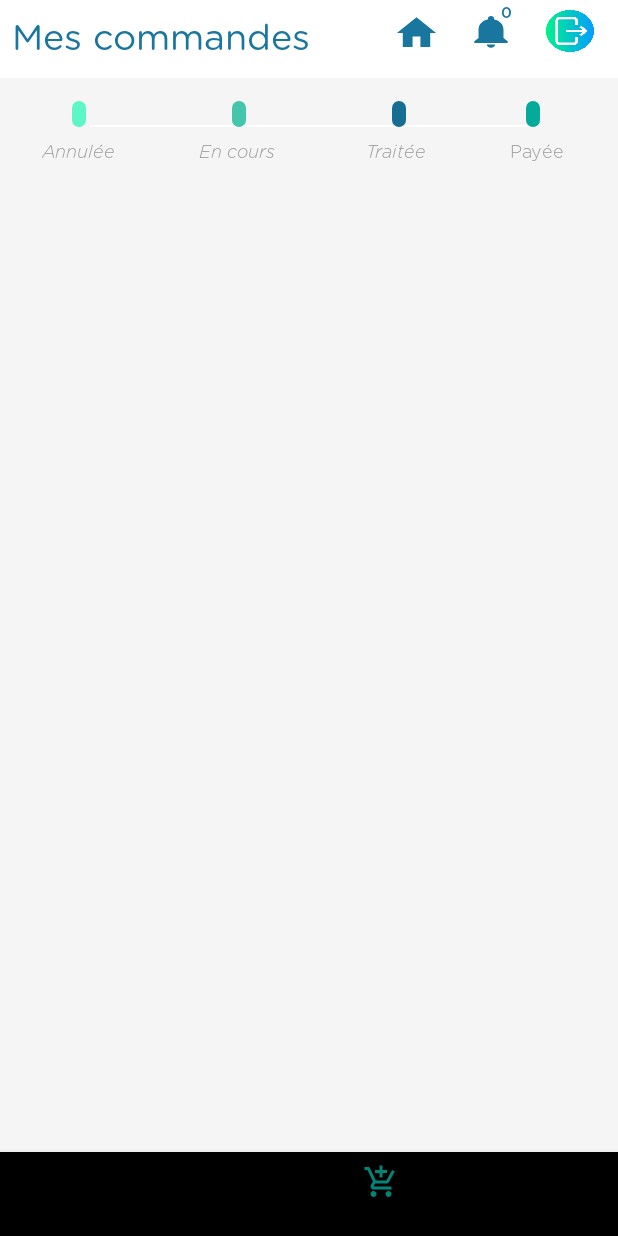
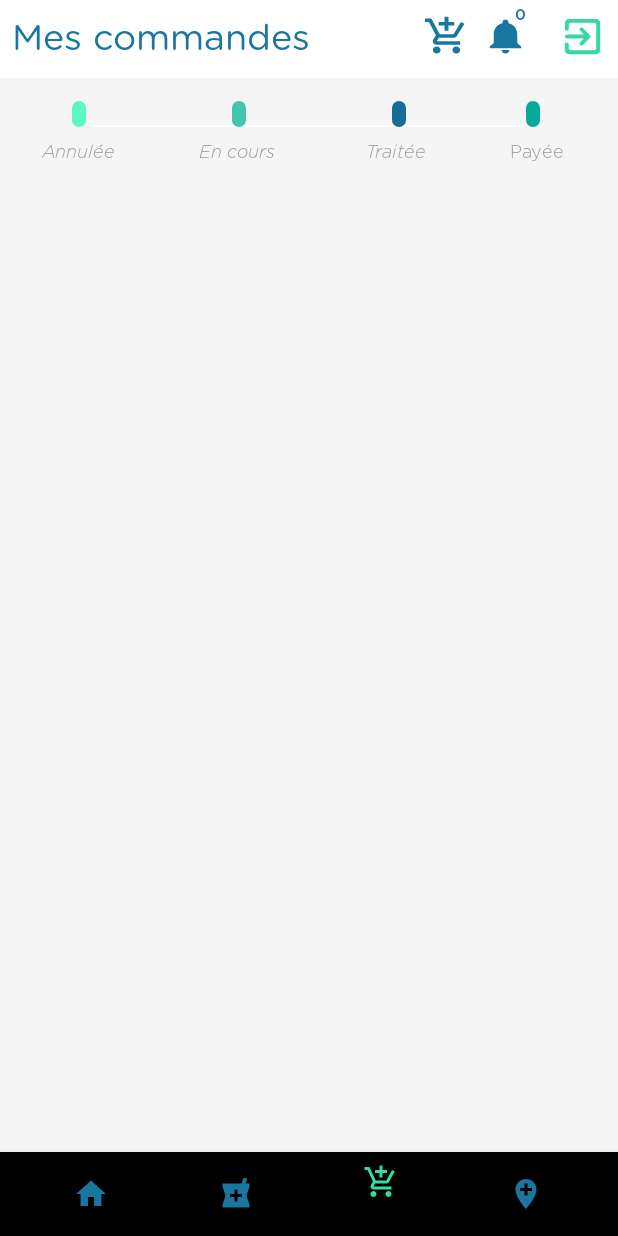
Before and after one commit to projet-tdm/Pharma, an Android app: the CommandeFragment screen opened through its navigation route, on a phone screen of 412 x 824 dp. Run offline under Robolectric (Android 15) with nearby library versions, the phone set to English and light mode, and no system bars; our stand-ins replace Volley, navigation-ui; libraries missing offline, so code that uses them is left out: com.afollestad.materialdialogs, com.braintreepayments.api, com.loopj.android, cz.msebera.android; 2 statements that could not run were skipped.

Commit message:
update front

```diff
--- /dev/null
+++ b/Pharma/app/src/main/res/color/color_selector.xml
@@ -0,0 +1,5 @@
+<?xml version="1.0" encoding="utf-8"?>
+<selector xmlns:android="http://schemas.android.com/apk/res/android">
+    <item android:state_checked="true" android:color="#35D8A6" />
+    <item android:color="#19769F"  />
+</selector>
--- a/Pharma/app/src/main/res/drawable/bottom_nav_select.xml
+++ b/Pharma/app/src/main/res/drawable/bottom_nav_select.xml
@@ -2,9 +2,9 @@
 <selector xmlns:android="http://schemas.android.com/apk/res/android">
 
     <item android:state_checked="true"
-          android:color="@color/colorPrimary"/>
+          android:color="@color/solid_black"/>
 
     <item android:state_checked="false"
-          android:color="@color/colorAccent"/>
+          android:color="@color/bt_white_pressed"/>
 
 </selector>
--- /dev/null
+++ b/Pharma/app/src/main/res/drawable/ic_exit.xml
@@ -0,0 +1,9 @@
+<vector xmlns:android="http://schemas.android.com/apk/res/android"
+    android:width="24dp"
+    android:height="24dp"
+    android:viewportWidth="24"
+    android:viewportHeight="24">
+  <path
+      android:pathData="M10.8,16.3c0.4,0.4 1,0.4 1.4,0l3.6,-3.6c0.4,-0.4 0.4,-1 0,-1.4l-3.6,-3.6c-0.4,-0.4 -1,-0.4 -1.4,0c-0.4,0.4 -0.4,1 0,1.4l1.9,1.9H4c-0.5,0 -1,0.4 -1,1s0.5,1 1,1h8.7l-1.9,1.9C10.4,15.3 10.4,15.9 10.8,16.3zM19,3H5C3.9,3 3,3.9 3,5v3c0,0.6 0.5,1 1,1s1,-0.4 1,-1V6c0,-0.6 0.4,-1 1,-1h12c0.5,0 1,0.4 1,1v12c0,0.5 -0.5,1 -1,1H6c-0.6,0 -1,-0.5 -1,-1v-2c0,-0.6 -0.4,-1 -1,-1s-1,0.4 -1,1v3c0,1.1 0.9,2 2,2h14c1.1,0 2,-0.9 2,-2V5C21,3.9 20.1,3 19,3z"
+      android:fillColor="#35D8A6"/>
+</vector>
--- a/Pharma/app/src/main/res/layout/activity_main.xml
+++ b/Pharma/app/src/main/res/layout/activity_main.xml
@@ -23,6 +23,8 @@
             android:layout_width="match_parent"
             android:layout_height="wrap_content"
             app:menu="@menu/menu_nav"
+            app:itemIconTint="@color/color_selector"
+
 
     />
 
--- a/Pharma/app/src/main/res/layout/cmdlayout.xml
+++ b/Pharma/app/src/main/res/layout/cmdlayout.xml
@@ -85,7 +85,7 @@
                 android:layout_height="24dp"
                 android:id="@+id/button2"
                 android:textSize="12sp"
-                android:background="@drawable/toolbar"
+                android:background="@drawable/custom_button"
                 android:textColor="@color/colorPrimaryTint"
                 android:layout_marginTop="8dp"
                 app:layout_constraintTop_toBottomOf="@+id/imageView2" android:layout_marginEnd="8dp"
@@ -96,7 +96,7 @@
                 android:layout_width="68dp"
                 android:layout_height="23dp"
                 android:id="@+id/payer" android:layout_marginTop="8dp"
-                app:layout_constraintTop_toBottomOf="@+id/imageView2" android:background="@drawable/toolbar"
+                app:layout_constraintTop_toBottomOf="@+id/imageView2" android:background="@drawable/custom_button"
                 android:textColor="@color/colorPrimaryTint" android:textSize="12sp" android:layout_marginEnd="12dp"
                 app:layout_constraintEnd_toEndOf="parent" android:layout_marginBottom="8dp"
                 app:layout_constraintBottom_toBottomOf="parent" app:layout_constraintVertical_bias="1.0"/>
--- a/Pharma/app/src/main/res/layout/fragment_commande.xml
+++ b/Pharma/app/src/main/res/layout/fragment_commande.xml
@@ -17,7 +17,7 @@
             android:id="@+id/toolbar2" android:visibility="visible" app:layout_constraintEnd_toEndOf="parent"
             app:layout_constraintStart_toStartOf="parent"
             app:layout_constraintTop_toTopOf="parent" app:layout_constraintHorizontal_bias="0.0"
-    />
+            app:titleMarginTop="8dp"/>
     <ListView
             android:layout_width="0dp"
             android:layout_height="0dp"
@@ -76,12 +76,12 @@
             android:layout_width="31dp"
             android:layout_height="28dp"
             android:id="@+id/add"
-            android:background="@drawable/ic_home"
+            android:background="@drawable/ic_add_shopping_cart_black_24dp"
             android:backgroundTint="@color/titre"
-            android:layout_marginTop="8dp"
+            android:layout_marginTop="10dp"
             app:layout_constraintTop_toTopOf="@+id/toolbar2" android:layout_marginEnd="8dp"
-            app:layout_constraintEnd_toStartOf="@+id/notif" app:layout_constraintStart_toEndOf="@+id/textView"
-            android:layout_marginStart="8dp" app:layout_constraintHorizontal_bias="0.835"/>
+            app:layout_constraintEnd_toStartOf="@+id/notif"
+    />
     <View
             android:id="@+id/divider"
             android:layout_width="0dp"
@@ -121,17 +121,17 @@
             android:layout_marginEnd="8dp" android:layout_marginBottom="8dp"
             app:layout_constraintBottom_toBottomOf="parent" android:visibility="gone"/>
     <Button
-            android:layout_width="32dp"
+            android:layout_width="31dp"
+            android:layout_height="31dp"
+            android:id="@+id/button5"
+            app:layout_constraintTop_toTopOf="parent" app:layout_constraintBottom_toBottomOf="@+id/toolbar2"
+            android:background="@drawable/ic_exit"
+            app:layout_constraintEnd_toEndOf="@+id/toolbar2" android:layout_marginEnd="8dp"
+            app:layout_constraintVertical_bias="0.285" android:layout_marginTop="4dp"/>
+    <Button
+            android:layout_width="31dp"
             android:layout_height="28dp"
-            android:id="@+id/button5"
-            app:layout_constraintTop_toTopOf="@+id/toolbar2" app:layout_constraintBottom_toBottomOf="@+id/toolbar2"
-            android:background="@drawable/exit"
-            app:layout_constraintEnd_toEndOf="@+id/toolbar2" android:layout_marginEnd="16dp"
-            app:layout_constraintVertical_bias="0.285"/>
-    <Button
-            android:layout_width="33dp"
-            android:layout_height="26dp"
-            android:id="@+id/notif" android:layout_marginTop="8dp"
+            android:id="@+id/notif" android:layout_marginTop="10dp"
             app:layout_constraintTop_toTopOf="parent" app:layout_constraintEnd_toStartOf="@+id/button5"
             android:layout_marginEnd="20dp"
             android:background="@drawable/ic_notifications_black_24dp"
--- a/Pharma/app/src/main/res/layout/fragment_notifications.xml
+++ b/Pharma/app/src/main/res/layout/fragment_notifications.xml
@@ -14,7 +14,7 @@
             app:layout_constraintTop_toBottomOf="@+id/toolbar3"/>
     <androidx.appcompat.widget.Toolbar
             android:layout_width="0dp"
-            android:layout_height="46dp"
+            android:layout_height="52dp"
             android:background="@color/colorPrimaryTint"
             android:theme="?attr/actionBarTheme"
             android:minHeight="?attr/actionBarSize"
@@ -27,7 +27,7 @@
             android:layout_height="wrap_content"
             android:id="@+id/textView20" app:layout_constraintEnd_toEndOf="@+id/toolbar3"
             app:layout_constraintTop_toTopOf="parent" android:layout_marginTop="8dp"
-            android:textSize="18sp" android:textColor="@color/titre"
+            android:textSize="24sp" android:textColor="@color/titre"
             app:layout_constraintStart_toStartOf="@+id/toolbar3" app:layout_constraintHorizontal_bias="0.03"
-            android:layout_marginStart="8dp"/>
+            android:layout_marginStart="8dp" android:fontFamily="@font/gothamrounded_book"/>
 </androidx.constraintlayout.widget.ConstraintLayout>
--- a/Pharma/app/src/main/res/values/colors.xml
+++ b/Pharma/app/src/main/res/values/colors.xml
@@ -16,4 +16,5 @@
 
 
 
+
 </resources>
```
Also changed, not shown: Pharma/app/src/main/java/com/example/pharma/Entity/Constants.kt (+4 -4 lines).
